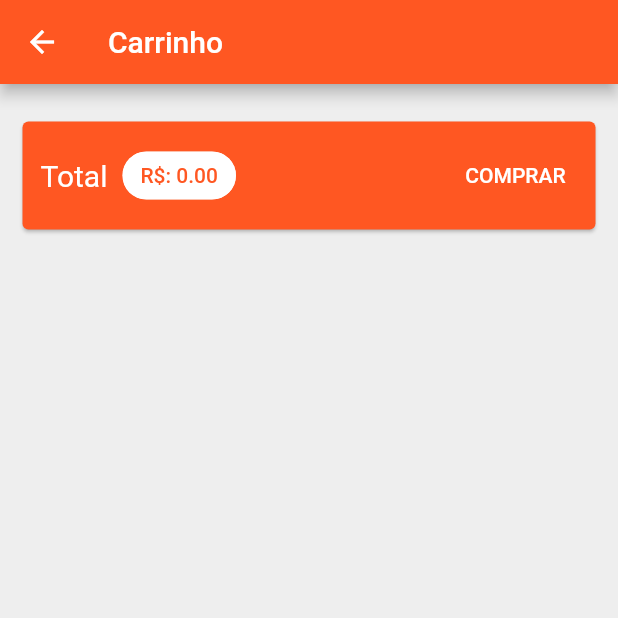
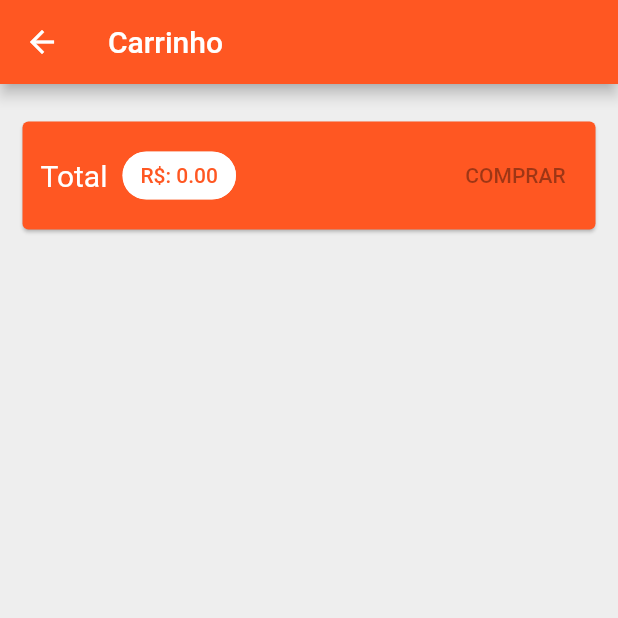
Before and after one commit to cacciatorieric/mod_back_fire, a Flutter app: the CartPage screen opened by its route, on a phone screen of 412 x 824 dp, the top half of it. Run offline on Flutter 3.47's test engine with Material 2 defaults, Android fonts, the phone set to English and light mode, and no system bars; network calls fail.

Commit message:
back 1 terminado

```diff
--- a/mod_back_end/lib/pages/cart_page.dart
+++ b/mod_back_end/lib/pages/cart_page.dart
@@ -46,21 +46,7 @@ class CartPage extends StatelessWidget {
                     ),
                   ),
                   const Spacer(),
-                  TextButton(
-                    onPressed: () {
-                      Provider.of<OrderList>(
-                        context,
-                        listen: false,
-                      ).addOrder(cart);
-                      cart.clear();
-                    },
-                    style: TextButton.styleFrom(
-                      primary: Theme.of(context).colorScheme.secondary,
-                    ),
-                    child: const Text(
-                      'COMPRAR',
-                    ),
-                  ),
+                  CartButton(cart: cart),
                 ],
               ),
             ),
@@ -76,3 +62,44 @@ class CartPage extends StatelessWidget {
     );
   }
 }
+
+class CartButton extends StatefulWidget {
+  const CartButton({
+    Key? key,
+    required this.cart,
+  }) : super(key: key);
+
+  final Cart cart;
+
+  @override
+  State<CartButton> createState() => _CartButtonState();
+}
+
+class _CartButtonState extends State<CartButton> {
+  bool _isLoading = false;
+
+  @override
+  Widget build(BuildContext context) {
+    return _isLoading
+        ? const Center(child: CircularProgressIndicator())
+        : TextButton(
+            onPressed: widget.cart.itemsCount == 0
+                ? null
+                : () async {
+                    setState(() => _isLoading = true);
+                    await Provider.of<OrderList>(
+                      context,
+                      listen: false,
+                    ).addOrder(widget.cart);
+                    widget.cart.clear();
+                    setState(() => _isLoading = false);
+                  },
+            style: TextButton.styleFrom(
+              primary: Theme.of(context).colorScheme.secondary,
+            ),
+            child: const Text(
+              'COMPRAR',
+            ),
+          );
+  }
+}
--- a/mod_back_end/lib/utils/constants.dart
+++ b/mod_back_end/lib/utils/constants.dart
@@ -1,4 +1,6 @@
 class Constants {
   static const PRODUCT_BASE_URL =
       'https://fire-flutter-ypp-default-rtdb.firebaseio.com/products';
+  static const ORDER_BASE_URL =
+      'https://fire-flutter-ypp-default-rtdb.firebaseio.com/orders';
 }
```
Also changed, not shown: mod_back_end/lib/models/order_list.dart (+65 -4 lines), mod_back_end/lib/pages/orders_page.dart (+26 -5 lines).
